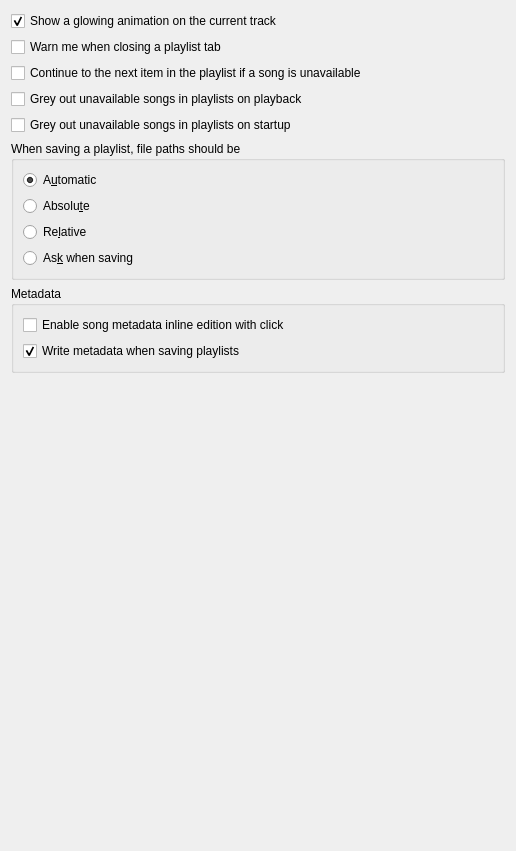
Old version of the form src/settings/playlistsettingspage.ui in the repository strawberrymusicplayer/strawberry.
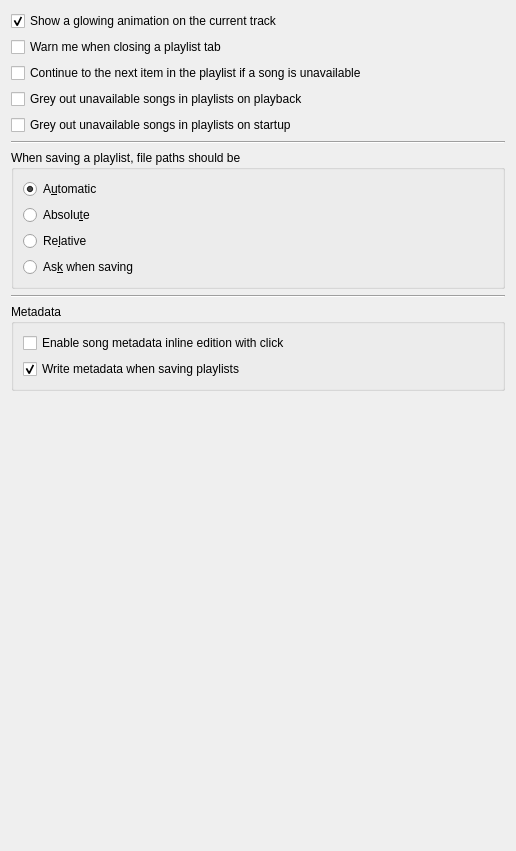
New version of the form.

Commit message: Add lines to settings

The edit to the form file:
```diff
--- a/src/settings/playlistsettingspage.ui
+++ b/src/settings/playlistsettingspage.ui
@@ -52,6 +52,13 @@
      </property>
     </widget>
    </item>
+   <item>
+    <widget class="Line" name="line_1">
+     <property name="orientation">
+      <enum>Qt::Horizontal</enum>
+     </property>
+    </widget>
+   </item>
    <item>
     <widget class="QGroupBox" name="groupbox_paths">
      <property name="title">
@@ -92,6 +99,13 @@
      </layout>
     </widget>
    </item>
+   <item>
+    <widget class="Line" name="line_2">
+     <property name="orientation">
+      <enum>Qt::Horizontal</enum>
+     </property>
+    </widget>
+   </item>
    <item>
     <widget class="QGroupBox" name="groupbox_metadata">
      <property name="title">
```
Left out of the diff: 6 changed lines with no effect on the pictures. The commit also changes 10 other files.
